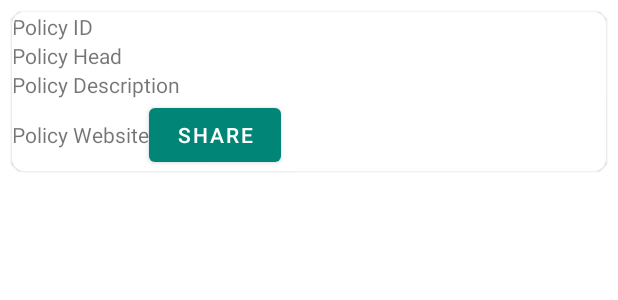
After one commit to Priyanka-Sachan/CampFlow, an Android app: the layout card_policies_for_you.xml on its own in the app's theme, with its tools: preview values and no code run, on a phone screen of 412 x 824 dp. The commit adds this screen. Shown: the top 300 px of the screen. Run offline under Robolectric (Android 15) with nearby library versions, the phone set to English and light mode, and no system bars.

Commit message:
Recycler View and Retrofit added for Policies

```diff
--- a/app/src/main/java/com/example/campflow/JsonInterface.java
+++ b/app/src/main/java/com/example/campflow/JsonInterface.java
@@ -1,6 +1,7 @@
 package com.example.campflow;
 
 import com.example.campflow.ui.EventsNearMe.EventsNearMeClass;
+import com.example.campflow.ui.PoliciesForYou.PoliciesForYouClass;
 
 import java.util.ArrayList;
 
@@ -12,4 +13,7 @@ public interface JsonInterface {
     @GET("b/5eb4039047a2266b14745cf7")
     Call<ArrayList<EventsNearMeClass>> getEvents();
 
+    @GET("b/5eb433aaa47fdd6af15f3873")
+    Call<ArrayList<PoliciesForYouClass>> getPolicies();
+
 }
--- a/app/src/main/java/com/example/campflow/ui/EventsNearMe/EventsNearMeAdapter.java
+++ b/app/src/main/java/com/example/campflow/ui/EventsNearMe/EventsNearMeAdapter.java
@@ -51,9 +51,7 @@ public class EventsNearMeAdapter  extends RecyclerView.Adapter<EventsNearMeAdapt
     @Override
     public void onBindViewHolder(@NonNull EventViewHolder holder, int position) {
         if (mEvents != null) {
-
             EventsNearMeClass currentEvent = mEvents.get(position);
-            if (holder!=null) {
                 holder.event_id.setText(currentEvent.getEvent_id());
                 holder.event_head.setText(currentEvent.getEvent_head());
                 holder.event_location.setText(currentEvent.getEvent_location());
@@ -64,7 +62,6 @@ public class EventsNearMeAdapter  extends RecyclerView.Adapter<EventsNearMeAdapt
                         .into(holder.event_image);
                 holder.event_web.setText(currentEvent.getEvent_web());
                 holder.event_interested.setText(currentEvent.getEvent_interested());
-            }
         }
     }
 
--- /dev/null
+++ b/app/src/main/res/layout/card_policies_for_you.xml
@@ -0,0 +1,64 @@
+<?xml version="1.0" encoding="utf-8"?>
+<com.google.android.material.card.MaterialCardView xmlns:android="http://schemas.android.com/apk/res/android"
+    xmlns:app="http://schemas.android.com/apk/res-auto"
+    xmlns:tools="http://schemas.android.com/tools"
+    android:layout_width="match_parent"
+    android:layout_height="wrap_content"
+    android:layout_margin="8dp"
+    app:cardBackgroundColor="#ffffff"
+    app:cardCornerRadius="8dp"
+    app:strokeColor="#ffffff"
+    app:strokeWidth="1dp">
+
+    <LinearLayout
+        android:layout_width="match_parent"
+        android:layout_height="match_parent"
+        android:orientation="vertical">
+
+        <TextView
+            android:id="@+id/policy_id"
+            android:layout_width="wrap_content"
+            android:layout_height="wrap_content"
+            tools:text="Policy ID"/>
+        <TextView
+            android:id="@+id/policy_head"
+            android:layout_width="wrap_content"
+            android:layout_height="wrap_content"
+            tools:text="Policy Head"/>
+
+        <TextView
+            android:id="@+id/policy_description"
+            android:layout_width="wrap_content"
+            android:layout_height="wrap_content"
+            tools:text="Policy Description"/>
+
+        <ImageView
+            android:id="@+id/policy_image"
+            android:layout_width="wrap_content"
+            android:layout_height="wrap_content"
+            tools:text="Policy Image"/>
+
+        <LinearLayout
+            android:layout_width="match_parent"
+            android:layout_height="wrap_content"
+            android:orientation="horizontal">
+
+            <!--policy_web  would be converted to buttons and
+            SHARE will have multiple options-->
+
+            <TextView
+                android:id="@+id/policy_web"
+                android:layout_width="wrap_content"
+                android:layout_height="wrap_content"
+                tools:text="Policy Website"/>
+
+            <Button
+                android:text="SHARE"
+                android:layout_width="wrap_content"
+                android:layout_height="wrap_content"/>
+
+        </LinearLayout>
+
+    </LinearLayout>
+
+</com.google.android.material.card.MaterialCardView>
```
Also changed, not shown: app/src/main/java/com/example/campflow/ui/EventsNearMe/EventsNearMeClass.java (+10 -0 lines), app/src/main/java/com/example/campflow/ui/PoliciesForYou/PoliciesForYouAdapter.java (added, +90 -0 lines), app/src/main/java/com/example/campflow/ui/PoliciesForYou/PoliciesForYouClass.java (added, +58 -0 lines), app/src/main/java/com/example/campflow/ui/PoliciesForYou/PoliciesForYouFragment.java (+49 -12 lines), app/src/main/java/com/example/campflow/ui/PoliciesForYou/PoliciesForYouViewModel.java (deleted, +0 -19 lines), app/src/main/res/layout/fragment_policies_for_you.xml (+9 -12 lines).
